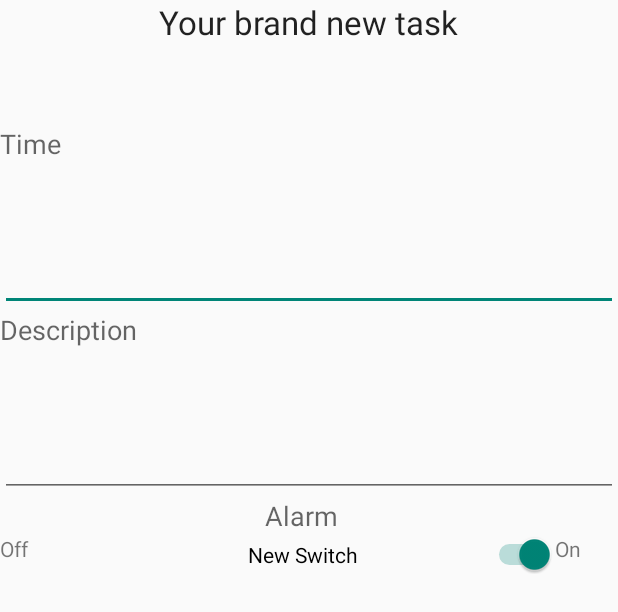
After one commit to victorliafook/RememberMe, an Android app: the layout task_edit.xml on its own in the app's theme, with its tools: preview values and no code run, on a phone screen of 412 x 824 dp. The commit adds this screen. Shown: the top 612 px of the screen. Run offline under Robolectric (Android 15) with nearby library versions, the phone set to English and light mode, and no system bars.

Commit message:
beggining the task CRUD crud layout created button listener added

```diff
--- a/app/build.gradle
+++ b/app/build.gradle
@@ -16,6 +16,9 @@ android {
             minifyEnabled false
             proguardFiles getDefaultProguardFile('proguard-android.txt'), 'proguard-rules.pro'
         }
+        debug {
+            debuggable true
+        }
     }
 }
 
--- a/app/src/main/AndroidManifest.xml
+++ b/app/src/main/AndroidManifest.xml
@@ -4,6 +4,7 @@
 
     <application
         android:allowBackup="true"
+        android:debuggable="true"
         android:icon="@mipmap/ic_launcher"
         android:label="@string/app_name"
         android:theme="@style/AppTheme" >
--- a/app/src/main/java/com/foftware/rememberme/AlarmNotificationReceiver.java
+++ b/app/src/main/java/com/foftware/rememberme/AlarmNotificationReceiver.java
@@ -1,7 +1,4 @@
 package com.foftware.rememberme;
-
-import java.text.DateFormat;
-import java.util.Date;
 
 import android.app.Notification;
 import android.app.NotificationManager;
@@ -11,6 +8,9 @@ import android.content.Context;
 import android.content.Intent;
 import android.net.Uri;
 import android.util.Log;
+
+import java.text.DateFormat;
+import java.util.Date;
 
 public class AlarmNotificationReceiver extends BroadcastReceiver {
     // Notification ID to allow for future updates
--- a/app/src/main/java/com/foftware/rememberme/CustomListAdapter.java
+++ b/app/src/main/java/com/foftware/rememberme/CustomListAdapter.java
@@ -1,14 +1,13 @@
 package com.foftware.rememberme;
 
 import android.app.Activity;
+import android.net.Uri;
 import android.view.LayoutInflater;
 import android.view.View;
 import android.view.ViewGroup;
 import android.widget.ArrayAdapter;
 import android.widget.ImageView;
 import android.widget.TextView;
-
-import android.net.Uri;
 
 import java.io.File;
 
--- a/app/src/main/java/com/foftware/rememberme/MainActivity.java
+++ b/app/src/main/java/com/foftware/rememberme/MainActivity.java
@@ -1,17 +1,24 @@
 package com.foftware.rememberme;
 
+import android.os.Bundle;
 import android.support.v7.app.ActionBarActivity;
-import android.os.Bundle;
 import android.view.Menu;
 import android.view.MenuItem;
+import android.view.View;
+import android.widget.Button;
 
 
 public class MainActivity extends ActionBarActivity {
+
+
 
     @Override
     protected void onCreate(Bundle savedInstanceState) {
         super.onCreate(savedInstanceState);
         setContentView(R.layout.activity_main);
+
+        final Button buttonCreateTask = (Button) findViewById(R.id.button_create_task);
+        buttonCreateTask.setOnClickListener(new OnClickListenerCreateTask());
     }
 
     @Override
@@ -35,4 +42,6 @@ public class MainActivity extends ActionBarActivity {
 
         return super.onOptionsItemSelected(item);
     }
+
+
 }
--- a/app/src/main/res/layout/activity_main.xml
+++ b/app/src/main/res/layout/activity_main.xml
@@ -9,7 +9,7 @@
         android:layout_height="match_parent">
         <TextView
             android:id="@+id/caption"
-            android:text="@string/menu_camera_label" android:layout_width="wrap_content"
+            android:text="@string/menu_label" android:layout_width="wrap_content"
             android:layout_height="wrap_content" />
         <ListView
             android:id="@android:id/list"
@@ -19,5 +19,13 @@
             android:dividerHeight="2sp"
             android:paddingTop="20dp"
             />
+        <Button
+            android:id="@+id/button_create_task"
+            android:layout_width="match_parent"
+            android:layout_height="wrap_content"
+            android:layout_alignParentBottom="true"
+            android:layout_marginLeft="10dip"
+            android:text="@string/lbl_new_task" >
+        </Button>
     </RelativeLayout>
 </RelativeLayout>
--- /dev/null
+++ b/app/src/main/res/layout/task_edit.xml
@@ -0,0 +1,116 @@
+<?xml version="1.0" encoding="utf-8"?>
+<LinearLayout xmlns:android="http://schemas.android.com/apk/res/android"
+    android:orientation="vertical" android:layout_width="match_parent"
+    android:layout_height="match_parent"
+    android:weightSum="1">
+
+    <TextView
+        android:layout_width="wrap_content"
+        android:layout_height="wrap_content"
+        android:textAppearance="?android:attr/textAppearanceLarge"
+        android:text="Your brand new task"
+        android:id="@+id/lblCrud"
+        android:layout_gravity="center_horizontal"
+        android:layout_weight="0.09" />
+
+    <TextView
+        android:layout_width="115dp"
+        android:layout_height="wrap_content"
+        android:textAppearance="?android:attr/textAppearanceMedium"
+        android:text="Time"
+        android:id="@+id/lblTime"
+        android:layout_weight="0.03" />
+
+    <EditText
+        android:layout_width="match_parent"
+        android:layout_height="wrap_content"
+        android:inputType="time"
+        android:ems="10"
+        android:id="@+id/txtTime"
+        android:layout_weight="0.06" />
+
+    <TextView
+        android:layout_width="134dp"
+        android:layout_height="wrap_content"
+        android:textAppearance="?android:attr/textAppearanceMedium"
+        android:text="Description"
+        android:id="@+id/lblDescription"
+        android:layout_weight="0.03" />
+
+    <EditText
+        android:layout_width="match_parent"
+        android:layout_height="wrap_content"
+        android:id="@+id/txtDescription"
+        android:layout_gravity="center_horizontal"
+        android:layout_weight="0.06" />
+
+    <TableLayout
+        android:layout_width="match_parent"
+        android:layout_height="wrap_content"
+        android:orientation="horizontal"
+        android:id="@+id/table">
+
+        <TableRow
+            android:layout_width="fill_parent"
+            android:layout_height="fill_parent">
+
+            <TextView
+                android:layout_width="75dp"
+                android:layout_height="wrap_content"
+                android:textAppearance="?android:attr/textAppearanceMedium"
+                android:text="Alarm"
+                android:id="@+id/lblAlarm"
+                android:layout_weight="0.03"
+                android:layout_gravity="center_horizontal"
+                android:layout_column="20" />
+        </TableRow>
+
+        <TableRow
+            android:layout_width="fill_parent"
+            android:layout_height="fill_parent"
+            android:orientation="vertical">
+
+            <TextView
+                android:layout_width="31dp"
+                android:layout_height="wrap_content"
+                android:textAppearance="?android:attr/textAppearanceSmall"
+                android:text="Off"
+                android:id="@+id/lblAlarmOff"
+                android:layout_weight="0.06"
+                android:layout_column="6"
+                android:layout_span="2" />
+
+            <Switch
+                android:layout_width="wrap_content"
+                android:layout_height="wrap_content"
+                android:text="New Switch"
+                android:id="@+id/swcAlarm"
+                android:layout_gravity="center_horizontal"
+                android:layout_weight="0.06"
+                android:layout_column="16"
+                android:checked="true" />
+
+            <TextView
+                android:layout_width="42dp"
+                android:layout_height="wrap_content"
+                android:textAppearance="?android:attr/textAppearanceSmall"
+                android:text="On"
+                android:id="@+id/lblAlarmOn"
+                android:layout_weight="0.06"
+                android:layout_column="17" />
+        </TableRow>
+
+        <TableRow
+            android:layout_width="fill_parent"
+            android:layout_height="fill_parent">
+
+        </TableRow>
+
+        <TableRow
+            android:layout_width="fill_parent"
+            android:layout_height="fill_parent">
+
+        </TableRow>
+    </TableLayout>
+
+</LinearLayout>
--- a/app/src/main/res/values/strings.xml
+++ b/app/src/main/res/values/strings.xml
@@ -1,5 +1,6 @@
 <resources>
     <string name="app_name">RememberMe</string>
-
+    <string name="menu_label">RememberMe</string>
     <string name="action_settings">Settings</string>
+    <string name="lbl_new_task">Create new task</string>
 </resources>
```
Also changed, not shown: 1 other file.
